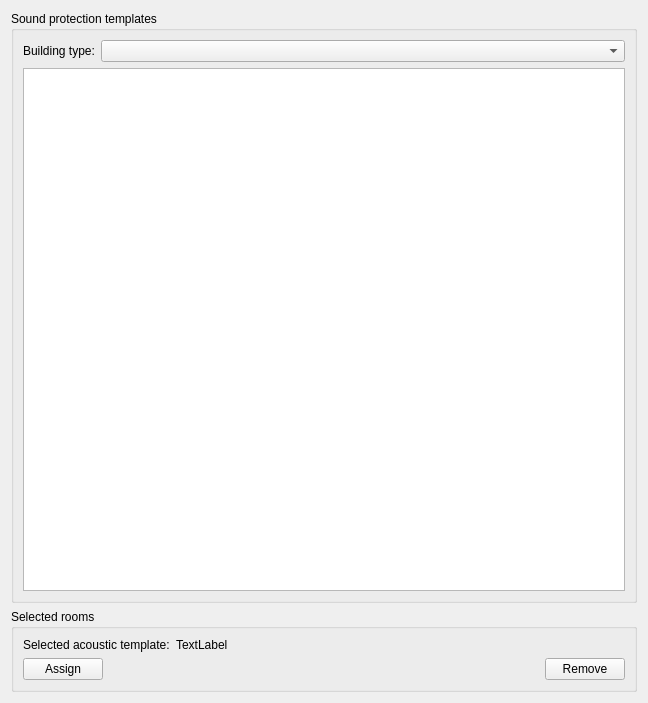
Above: SIM-VICUS/src/SVPropBuildingSoundProtectionTemplatesWidget.ui from ghorwin/SIM-VICUS before the change. Below: the same form after it.
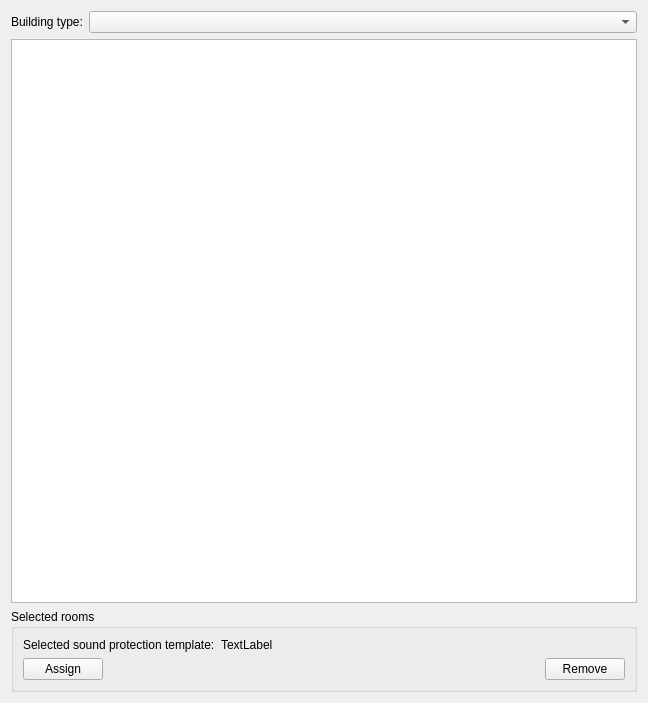
That is the form after the change.

Commit message: Added widget for acoustic templates and fixed some database specific errors

```diff
--- a/SIM-VICUS/src/SVPropBuildingSoundProtectionTemplatesWidget.ui
+++ b/SIM-VICUS/src/SVPropBuildingSoundProtectionTemplatesWidget.ui
@@ -15,15 +15,6 @@
   </property>
   <layout class="QVBoxLayout" name="verticalLayout_3">
    <item>
-    <widget class="QGroupBox" name="groupBox">
-     <property name="title">
-      <string>Sound protection templates</string>
-     </property>
-     <layout class="QGridLayout" name="gridLayout">
-      <item row="3" column="1">
-       <widget class="QTableWidget" name="tableWidgetAcousticTemplates"/>
-      </item>
-      <item row="0" column="1">
        <layout class="QHBoxLayout" name="horizontalLayout" stretch="0,1">
         <item>
          <widget class="QLabel" name="label">
@@ -37,8 +28,8 @@
         </item>
        </layout>
       </item>
-     </layout>
-    </widget>
+   <item>
+    <widget class="QTableWidget" name="tableWidgetAcousticTemplates"/>
    </item>
    <item>
     <widget class="QGroupBox" name="groupBoxSelectedRooms">
@@ -51,7 +42,7 @@
         <item>
          <widget class="QLabel" name="label_2">
           <property name="text">
-           <string>Selected acoustic template:</string>
+           <string>Selected sound protection template:</string>
           </property>
          </widget>
         </item>
```
Lines whose indentation alone changed are shown as unchanged. The commit also changes 10 other files.
